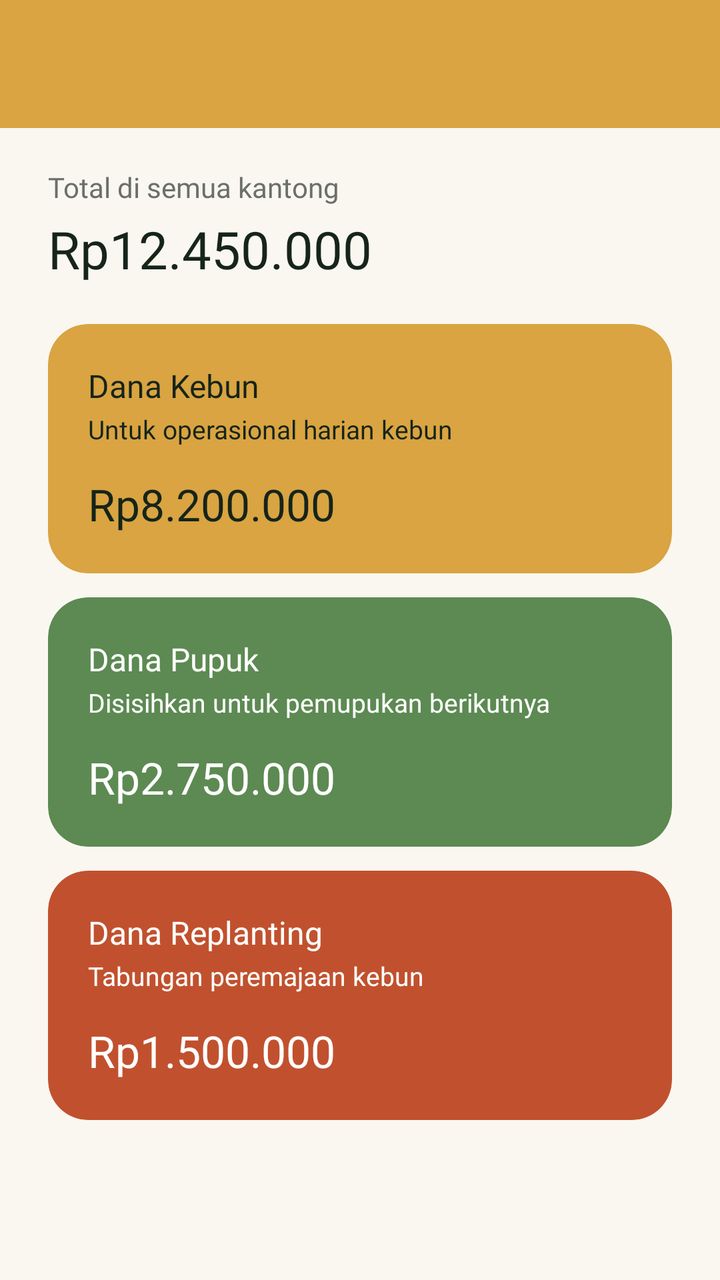
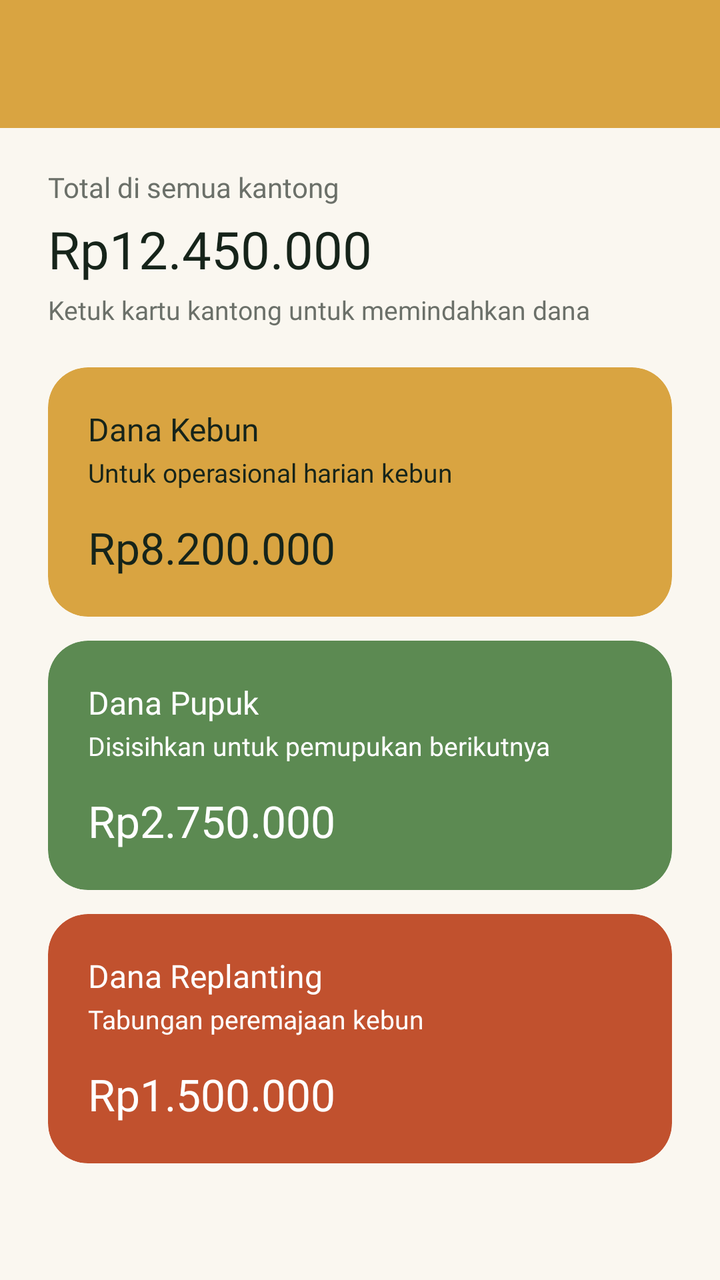

Screens rendered from an Android XML layout before and after an edit, with the pre-edit source and the edit as a unified diff.
<!-- AndroidManifest.xml: application theme Theme.NBAChitato -->
<!-- res/layout/fragment_kantong.xml -->
<?xml version="1.0" encoding="utf-8"?>
<androidx.constraintlayout.widget.ConstraintLayout xmlns:android="http://schemas.android.com/apk/res/android"
    xmlns:app="http://schemas.android.com/apk/res-auto"
    xmlns:tools="http://schemas.android.com/tools"
    android:layout_width="match_parent"
    android:layout_height="match_parent"
    android:background="@color/krem"
    tools:context=".Kantong.KantongFragment">

    <androidx.appcompat.widget.Toolbar
        android:id="@+id/toolbar"
        android:layout_width="0dp"
        android:layout_height="?attr/actionBarSize"
        android:background="@color/emas_koin"
        android:theme="@style/ThemeOverlay.MaterialComponents.Dark.ActionBar"
        app:titleTextColor="@color/white"
        app:layout_constraintEnd_toEndOf="parent"
        app:layout_constraintStart_toStartOf="parent"
        app:layout_constraintTop_toTopOf="parent" />

    <androidx.core.widget.NestedScrollView
        android:layout_width="0dp"
        android:layout_height="0dp"
        app:layout_constraintBottom_toBottomOf="parent"
        app:layout_constraintEnd_toEndOf="parent"
        app:layout_constraintStart_toStartOf="parent"
        app:layout_constraintTop_toBottomOf="@id/toolbar">

        <androidx.constraintlayout.widget.ConstraintLayout
            android:layout_width="match_parent"
            android:layout_height="wrap_content"
            android:paddingBottom="24dp">

            <TextView
                android:id="@+id/textLabelTotal"
                android:layout_width="wrap_content"
                android:layout_height="wrap_content"
                android:layout_marginTop="20dp"
                android:layout_marginStart="24dp"
                android:fontFamily="@font/plus_jakarta_sans_regular"
                android:text="@string/label_total_kantong"
                android:textColor="@color/abu_teks"
                android:textSize="14sp"
                app:layout_constraintStart_toStartOf="parent"
                app:layout_constraintTop_toTopOf="parent" />

            <TextView
                android:id="@+id/textTotal"
                android:layout_width="wrap_content"
                android:layout_height="wrap_content"
                android:layout_marginTop="4dp"
                android:layout_marginStart="24dp"
                android:fontFamily="@font/plus_jakarta_sans_extrabold"
                android:text="@string/isi_saldo"
                android:textColor="@color/hijau_pelepah"
                android:textSize="26sp"
                app:layout_constraintStart_toStartOf="parent"
                app:layout_constraintTop_toBottomOf="@id/textLabelTotal" />

            <com.google.android.material.card.MaterialCardView
                android:id="@+id/cardDanaKebun"
                android:layout_width="0dp"
                android:layout_height="wrap_content"
                android:layout_marginStart="24dp"
                android:layout_marginEnd="24dp"
                android:layout_marginTop="20dp"
                app:cardBackgroundColor="@color/emas_koin"
                app:cardCornerRadius="20dp"
                app:cardElevation="0dp"
                app:strokeWidth="0dp"
                app:layout_constraintEnd_toEndOf="parent"
                app:layout_constraintStart_toStartOf="parent"
                app:layout_constraintTop_toBottomOf="@id/textTotal">

                <androidx.constraintlayout.widget.ConstraintLayout
                    android:layout_width="match_parent"
                    android:layout_height="wrap_content"
                    android:padding="20dp">

                    <TextView
                        android:id="@+id/textDanaKebunNama"
                        android:layout_width="wrap_content"
                        android:layout_height="wrap_content"
                        android:fontFamily="@font/plus_jakarta_sans_bold"
                        android:text="@string/kantong_kebun"
                        android:textColor="@color/hijau_pelepah"
                        android:textSize="16sp"
                        app:layout_constraintStart_toStartOf="parent"
                        app:layout_constraintTop_toTopOf="parent" />

                    <TextView
                        android:id="@+id/textDanaKebunKet"
                        android:layout_width="wrap_content"
                        android:layout_height="wrap_content"
                        android:layout_marginTop="2dp"
                        android:fontFamily="@font/plus_jakarta_sans_regular"
                        android:text="@string/ket_kantong_kebun"
                        android:textColor="@color/hijau_pelepah"
                        android:textSize="13sp"
                        app:layout_constraintStart_toStartOf="parent"
                        app:layout_constraintTop_toBottomOf="@id/textDanaKebunNama" />

                    <TextView
                        android:id="@+id/textDanaKebunSaldo"
                        android:layout_width="wrap_content"
                        android:layout_height="wrap_content"
                        android:layout_marginTop="14dp"
                        android:fontFamily="@font/plus_jakarta_sans_extrabold"
                        android:text="@string/saldo_kantong_kebun"
                        android:textColor="@color/hijau_pelepah"
                        android:textSize="22sp"
                        app:layout_constraintStart_toStartOf="parent"
                        app:layout_constraintTop_toBottomOf="@id/textDanaKebunKet" />

                </androidx.constraintlayout.widget.ConstraintLayout>

            </com.google.android.material.card.MaterialCardView>

            <com.google.android.material.card.MaterialCardView
                android:id="@+id/cardDanaPupuk"
                android:layout_width="0dp"
                android:layout_height="wrap_content"
                android:layout_marginStart="24dp"
                android:layout_marginEnd="24dp"
                android:layout_marginTop="12dp"
                app:cardBackgroundColor="@color/hijau_daun"
                app:cardCornerRadius="20dp"
                app:cardElevation="0dp"
                app:strokeWidth="0dp"
                app:layout_constraintEnd_toEndOf="parent"
                app:layout_constraintStart_toStartOf="parent"
                app:layout_constraintTop_toBottomOf="@id/cardDanaKebun">

                <androidx.constraintlayout.widget.ConstraintLayout
                    android:layout_width="match_parent"
                    android:layout_height="wrap_content"
                    android:padding="20dp">

                    <TextView
                        android:id="@+id/textDanaPupukNama"
                        android:layout_width="wrap_content"
                        android:layout_height="wrap_content"
                        android:fontFamily="@font/plus_jakarta_sans_bold"
                        android:text="@string/kantong_pupuk"
                        android:textColor="@color/white"
                        android:textSize="16sp"
                        app:layout_constraintStart_toStartOf="parent"
                        app:layout_constraintTop_toTopOf="parent" />

                    <TextView
                        android:id="@+id/textDanaPupukKet"
                        android:layout_width="wrap_content"
                        android:layout_height="wrap_content"
                        android:layout_marginTop="2dp"
                        android:fontFamily="@font/plus_jakarta_sans_regular"
                        android:text="@string/ket_kantong_pupuk"
                        android:textColor="@color/white"
                        android:textSize="13sp"
                        app:layout_constraintStart_toStartOf="parent"
                        app:layout_constraintTop_toBottomOf="@id/textDanaPupukNama" />

                    <TextView
                        android:id="@+id/textDanaPupukSaldo"
                        android:layout_width="wrap_content"
                        android:layout_height="wrap_content"
                        android:layout_marginTop="14dp"
                        android:fontFamily="@font/plus_jakarta_sans_extrabold"
                        android:text="@string/saldo_kantong_pupuk"
                        android:textColor="@color/white"
                        android:textSize="22sp"
                        app:layout_constraintStart_toStartOf="parent"
                        app:layout_constraintTop_toBottomOf="@id/textDanaPupukKet" />

                </androidx.constraintlayout.widget.ConstraintLayout>

            </com.google.android.material.card.MaterialCardView>

            <com.google.android.material.card.MaterialCardView
                android:id="@+id/cardDanaReplanting"
                android:layout_width="0dp"
                android:layout_height="wrap_content"
                android:layout_marginStart="24dp"
                android:layout_marginEnd="24dp"
                android:layout_marginTop="12dp"
                app:cardBackgroundColor="@color/merah_tbs"
                app:cardCornerRadius="20dp"
                app:cardElevation="0dp"
                app:strokeWidth="0dp"
                app:layout_constraintEnd_toEndOf="parent"
                app:layout_constraintStart_toStartOf="parent"
                app:layout_constraintTop_toBottomOf="@id/cardDanaPupuk">

                <androidx.constraintlayout.widget.ConstraintLayout
                    android:layout_width="match_parent"
                    android:layout_height="wrap_content"
                    android:padding="20dp">

                    <TextView
                        android:id="@+id/textDanaReplantingNama"
                        android:layout_width="wrap_content"
                        android:layout_height="wrap_content"
                        android:fontFamily="@font/plus_jakarta_sans_bold"
                        android:text="@string/kantong_replanting"
                        android:textColor="@color/white"
                        android:textSize="16sp"
                        app:layout_constraintStart_toStartOf="parent"
                        app:layout_constraintTop_toTopOf="parent" />

                    <TextView
                        android:id="@+id/textDanaReplantingKet"
                        android:layout_width="wrap_content"
                        android:layout_height="wrap_content"
                        android:layout_marginTop="2dp"
                        android:fontFamily="@font/plus_jakarta_sans_regular"
                        android:text="@string/ket_kantong_replanting"
                        android:textColor="@color/white"
                        android:textSize="13sp"
                        app:layout_constraintStart_toStartOf="parent"
                        app:layout_constraintTop_toBottomOf="@id/textDanaReplantingNama" />

                    <TextView
                        android:id="@+id/textDanaReplantingSaldo"
                        android:layout_width="wrap_content"
                        android:layout_height="wrap_content"
                        android:layout_marginTop="14dp"
                        android:fontFamily="@font/plus_jakarta_sans_extrabold"
                        android:text="@string/saldo_kantong_replanting"
                        android:textColor="@color/white"
                        android:textSize="22sp"
                        app:layout_constraintStart_toStartOf="parent"
                        app:layout_constraintTop_toBottomOf="@id/textDanaReplantingKet" />

                </androidx.constraintlayout.widget.ConstraintLayout>

            </com.google.android.material.card.MaterialCardView>

        </androidx.constraintlayout.widget.ConstraintLayout>

    </androidx.core.widget.NestedScrollView>

</androidx.constraintlayout.widget.ConstraintLayout>
<!-- resources referenced by this layout -->
<resources>
  <color name="abu_teks">#6B7069</color>
  <color name="emas_koin">#D9A441</color>
  <color name="hijau_daun">#5C8A52</color>
  <color name="hijau_pelepah">#16241A</color>
  <color name="krem">#FAF7F0</color>
  <color name="merah_tbs">#C1512E</color>
  <color name="white">#FFFFFFFF</color>
  <string name="isi_saldo">Rp12.450.000</string>
  <string name="kantong_kebun">Dana Kebun</string>
  <string name="kantong_pupuk">Dana Pupuk</string>
  <string name="kantong_replanting">Dana Replanting</string>
  <string name="ket_kantong_kebun">Untuk operasional harian kebun</string>
  <string name="ket_kantong_pupuk">Disisihkan untuk pemupukan berikutnya</string>
  <string name="ket_kantong_replanting">Tabungan peremajaan kebun</string>
  <string name="label_total_kantong">Total di semua kantong</string>
  <string name="saldo_kantong_kebun">Rp8.200.000</string>
  <string name="saldo_kantong_pupuk">Rp2.750.000</string>
  <string name="saldo_kantong_replanting">Rp1.500.000</string>
  <style name="Theme.NBAChitato" parent="Base.Theme.NBAChitato" />
  <style name="Base.Theme.NBAChitato" parent="Theme.Material3.DayNight.NoActionBar">
          
          
      </style>
</resources>

<!-- the commit's change to res/layout/fragment_kantong.xml (unified diff, before → after) -->
@@ -57,6 +57,19 @@
                 app:layout_constraintStart_toStartOf="parent"
                 app:layout_constraintTop_toBottomOf="@id/textLabelTotal" />
 
+            <TextView
+                android:id="@+id/textPetunjuk"
+                android:layout_width="wrap_content"
+                android:layout_height="wrap_content"
+                android:layout_marginStart="24dp"
+                android:layout_marginTop="4dp"
+                android:fontFamily="@font/plus_jakarta_sans_regular"
+                android:text="@string/petunjuk_transfer"
+                android:textColor="@color/abu_teks"
+                android:textSize="13sp"
+                app:layout_constraintStart_toStartOf="parent"
+                app:layout_constraintTop_toBottomOf="@id/textTotal" />
+
             <com.google.android.material.card.MaterialCardView
                 android:id="@+id/cardDanaKebun"
                 android:layout_width="0dp"
@@ -70,7 +83,7 @@
                 app:strokeWidth="0dp"
                 app:layout_constraintEnd_toEndOf="parent"
                 app:layout_constraintStart_toStartOf="parent"
-                app:layout_constraintTop_toBottomOf="@id/textTotal">
+                app:layout_constraintTop_toBottomOf="@id/textPetunjuk">
 
                 <androidx.constraintlayout.widget.ConstraintLayout
                     android:layout_width="match_parent"
<!-- resource entries referenced after the edit -->
@@ -15,6 +15,7 @@
   <string name="ket_kantong_pupuk">Disisihkan untuk pemupukan berikutnya</string>
   <string name="ket_kantong_replanting">Tabungan peremajaan kebun</string>
   <string name="label_total_kantong">Total di semua kantong</string>
+  <string name="petunjuk_transfer">Ketuk kartu kantong untuk memindahkan dana</string>
   <string name="saldo_kantong_kebun">Rp8.200.000</string>
   <string name="saldo_kantong_pupuk">Rp2.750.000</string>
   <string name="saldo_kantong_replanting">Rp1.500.000</string>
